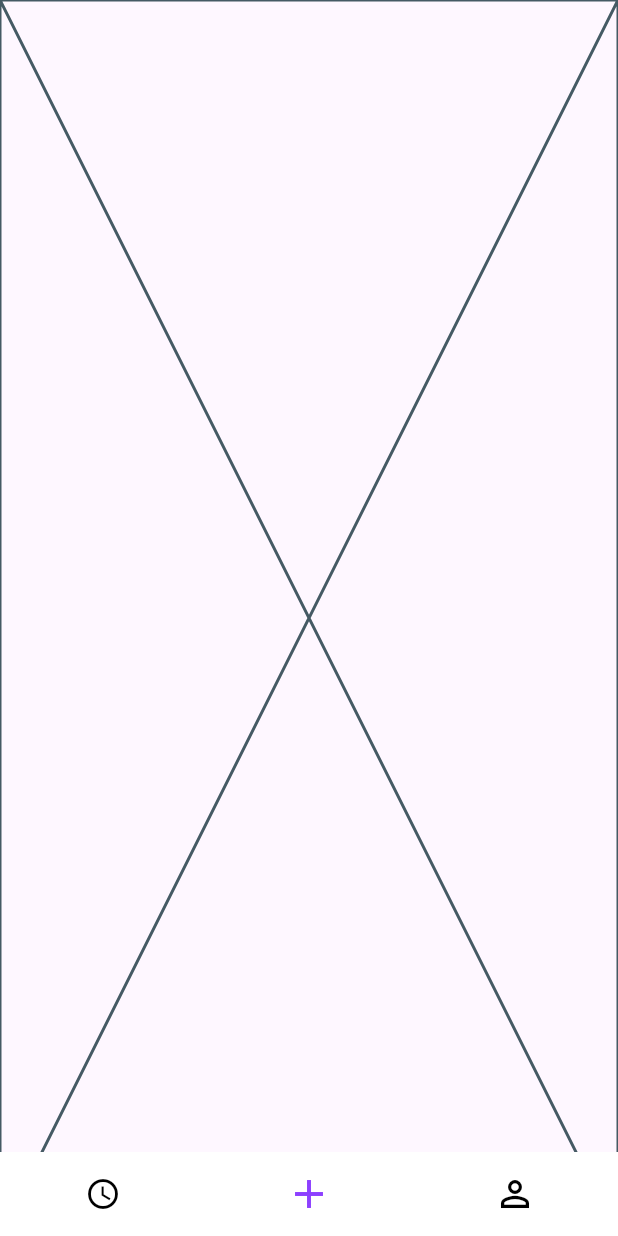
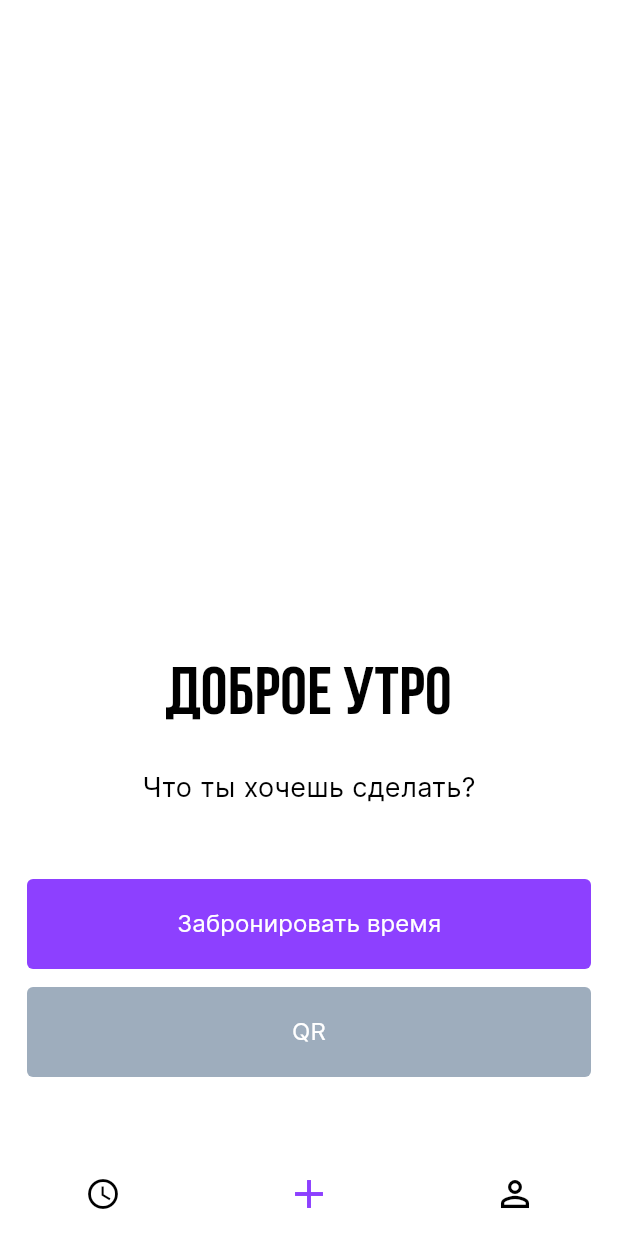
Before and after one commit to dmitry4567/exsound, a Flutter app: the NavBarWidget screen opened by its route, item 2 of the bottom bar chosen, on a phone screen of 412 x 824 dp. Run offline on Flutter 3.47's test engine with Material 3 defaults, Android fonts, the phone set to English and light mode, and no system bars; drawn by our look-alikes of auto_size_text; our stand-ins replace bloc, dio, equatable, expandable, firebase_analytics, firebase_core and 12 more; missing offline and left inert: dart:ffi, json_path, scope_function; accounts and stored records are empty.

Commit message:
make home screen

```diff
--- a/lib/account/account_widget.dart
+++ b/lib/account/account_widget.dart
@@ -4,14 +4,14 @@ import 'package:exstudio/flutter_flow/flutter_flow_widgets.dart';
 import 'package:flutter/material.dart';
 import 'package:flutter_svg/svg.dart';
 
-class FavoritesWidget extends StatefulWidget {
-  const FavoritesWidget({super.key});
+class AccountWidget extends StatefulWidget {
+  const AccountWidget({super.key});
 
   @override
-  State<FavoritesWidget> createState() => _FavoritesWidgetState();
+  State<AccountWidget> createState() => _AccountWidgetState();
 }
 
-class _FavoritesWidgetState extends State<FavoritesWidget> {
+class _AccountWidgetState extends State<AccountWidget> {
   void _showDialog({
     required BuildContext context,
     required String text,
--- a/lib/flutter_flow/nav/nav.dart
+++ b/lib/flutter_flow/nav/nav.dart
@@ -22,7 +22,7 @@ GoRouter createRouter(AppStateNotifier appStateNotifier) => GoRouter(
       initialLocation: (FFAppState().userAuthToken == "") ? "/" : '/',
       debugLogDiagnostics: true,
       refreshListenable: appStateNotifier,
-      errorBuilder: (context, _) => const NavBarWidget(initialPage: 'Project'),
+      errorBuilder: (context, _) => const NavBarWidget(initialPage: 'Home'),
       routes: [
         FFRoute(
           name: 'SignIn',
@@ -56,12 +56,6 @@ GoRouter createRouter(AppStateNotifier appStateNotifier) => GoRouter(
               path: 'account',
               builder: (context, params) =>
                   const NavBarWidget(initialPage: 'Account'),
-            ),
-            FFRoute(
-              name: 'Project',
-              path: 'project',
-              builder: (context, params) =>
-                  const NavBarWidget(initialPage: 'Project'),
             ),
           ]
               .map(
--- /dev/null
+++ b/lib/home/home_widget.dart
@@ -0,0 +1,198 @@
+import 'package:exstudio/flutter_flow/flutter_flow_widgets.dart';
+import 'package:flutter/material.dart';
+import 'package:flutter_svg/svg.dart';
+
+class HomeWidget extends StatefulWidget {
+  const HomeWidget({super.key});
+
+  @override
+  State<HomeWidget> createState() => _HomeWidgetState();
+}
+
+class _HomeWidgetState extends State<HomeWidget> {
+  static const List<String> text = [
+    'доброе утро',
+    'добрый день',
+    'добрый вечер',
+    'доброй ночи'
+  ];
+
+  String welcomeText = '';
+
+  @override
+  void initState() {
+    super.initState();
+
+    final dateNow = DateTime.now();
+
+    if (dateNow.hour >= 6 && dateNow.hour < 12)
+      welcomeText = text[0];
+    else if (dateNow.hour >= 12 && dateNow.hour < 18)
+      welcomeText = text[1];
+    else if (dateNow.hour >= 18 && dateNow.hour < 24)
+      welcomeText = text[2];
+    else if (dateNow.hour >= 0 && dateNow.hour < 6) welcomeText = text[3];
+  }
+
+  @override
+  Widget build(BuildContext context) {
+    return Scaffold(
+      resizeToAvoidBottomInset: false,
+      backgroundColor: Colors.white,
+      body: SafeArea(
+        child: GestureDetector(
+          onTap: () => FocusScope.of(context).unfocus(),
+          child: Container(
+            width: double.infinity,
+            height: double.infinity,
+            decoration: BoxDecoration(color: Colors.white),
+            child: Padding(
+              padding: EdgeInsets.symmetric(horizontal: 18),
+              child: Stack(
+                children: [
+                  Column(
+                    mainAxisAlignment: MainAxisAlignment.end,
+                    children: [
+                      Title(
+                        text: welcomeText,
+                      ),
+                      Description(),
+                      BookButton(),
+                      SetDistanceButton(),
+                    ],
+                  ),
+                  // LogoIcon(),
+                ],
+              ),
+            ),
+          ),
+        ),
+      ),
+    );
+  }
+}
+
+class Title extends StatelessWidget {
+  const Title({super.key, required this.text});
+
+  final String text;
+
+  @override
+  Widget build(BuildContext context) {
+    return Padding(
+      padding: EdgeInsets.only(bottom: 15),
+      child: Center(
+        child: Text(
+          text,
+          textAlign: TextAlign.center,
+          style: TextStyle(
+            fontFamily: 'BebasNeue',
+            color: Colors.black,
+            fontSize: 45,
+            fontWeight: FontWeight.normal,
+          ),
+        ),
+      ),
+    );
+  }
+}
+
+class Description extends StatelessWidget {
+  @override
+  Widget build(BuildContext context) {
+    return Center(
+      child: Container(
+        width: double.infinity,
+        decoration: BoxDecoration(
+          color: Colors.white,
+        ),
+        child: Column(
+          mainAxisSize: MainAxisSize.max,
+          crossAxisAlignment: CrossAxisAlignment.start,
+          children: [
+            Center(
+              child: Text(
+                'Что ты хочешь сделать?',
+                textAlign: TextAlign.center,
+                style: TextStyle(
+                  fontFamily: 'Inter',
+                  color: Colors.black,
+                  fontSize: 18,
+                  fontWeight: FontWeight.normal,
+                ),
+              ),
+            ),
+          ],
+        ),
+      ),
+    );
+  }
+}
+
+class BookButton extends StatelessWidget {
+  @override
+  Widget build(BuildContext context) {
+    return Padding(
+      padding: EdgeInsets.only(top: 48, bottom: 12),
+      child: Container(
+        width: double.infinity,
+        child: FFButtonWidget(
+          onPressed: () async {},
+          text: 'Забронировать время',
+          options: FFButtonOptions(
+            elevation: 0,
+            width: double.infinity,
+            height: 60,
+            color: Color(0xFF8D40FF),
+            textStyle: TextStyle(
+              fontFamily: 'Inter',
+              color: Colors.white,
+              fontSize: 16,
+              fontWeight: FontWeight.normal,
+            ),
+            borderRadius: BorderRadius.circular(4),
+          ),
+        ),
+      ),
+    );
+  }
+}
+
+class SetDistanceButton extends StatelessWidget {
+  @override
+  Widget build(BuildContext context) {
+    return Padding(
+      padding: EdgeInsets.only(top: 0, bottom: 50),
+      child: Container(
+        width: double.infinity,
+        child: FFButtonWidget(
+          onPressed: () {},
+          text: 'QR',
+          options: FFButtonOptions(
+            elevation: 0,
+            width: double.infinity,
+            height: 60,
+            color: Color(0xFF9EADBD),
+            textStyle: TextStyle(
+              fontFamily: 'Inter',
+              color: Colors.white,
+              fontSize: 16,
+              fontWeight: FontWeight.normal,
+            ),
+            borderRadius: BorderRadius.circular(4),
+          ),
+        ),
+      ),
+    );
+  }
+}
+
+class LogoIcon extends StatelessWidget {
+  @override
+  Widget build(BuildContext context) {
+    return Positioned(
+      top: 19,
+      child: SvgPicture.asset("assets/icons/box.svg"),
+    );
+  }
+}
--- a/lib/main.dart
+++ b/lib/main.dart
@@ -92,7 +92,7 @@ class _MyAppState extends State<MyApp> with WidgetsBindingObserver {
       ],
       child: MaterialApp.router(
           routerConfig: _router,
-          title: 'RUPL',
+          title: 'ExStudio',
           localizationsDelegates: const [
             FFLocalizationsDelegate(),
             GlobalMaterialLocalizations.delegate,
--- a/lib/navigation_bar_widget.dart
+++ b/lib/navigation_bar_widget.dart
@@ -1,7 +1,7 @@
 import 'package:exstudio/account/account_widget.dart';
 import 'package:exstudio/flutter_flow/flutter_flow_theme.dart';
 import 'package:exstudio/flutter_flow/nav/nav.dart';
-import 'package:exstudio/profile/profile_widget.dart';
+import 'package:exstudio/home/home_widget.dart';
 import 'package:exstudio/shedule/shedule_widget.dart';
 import 'package:flutter/material.dart';
 
@@ -28,9 +28,9 @@ class _NavBarPageState extends State<NavBarWidget> {
     super.initState();
 
     _tabs = {
-      'Home': SheduleWidget(),
-      'Profile': ProfileWidget(),
-      'Account': FavoritesWidget(),
+      'Shedule': SheduleWidget(),
+      'Home': HomeWidget(),
+      'Account': AccountWidget(),
     };
 
     _currentPageName = widget.initialPage;
--- a/lib/shedule/shedule_widget.dart
+++ b/lib/shedule/shedule_widget.dart
@@ -394,8 +394,10 @@ class _SheduleWidgetState extends State<SheduleWidget> {
                                   ],
                                 ),
                               );
+                            } else if (state is ScheduleError) {
+                              return Text("Ошибка получения данных");
                             }
-                            return Text("fsef");
+                            return Container();
                           },
                         ),
                       ],
```
Also changed, not shown: pubspec.lock.
